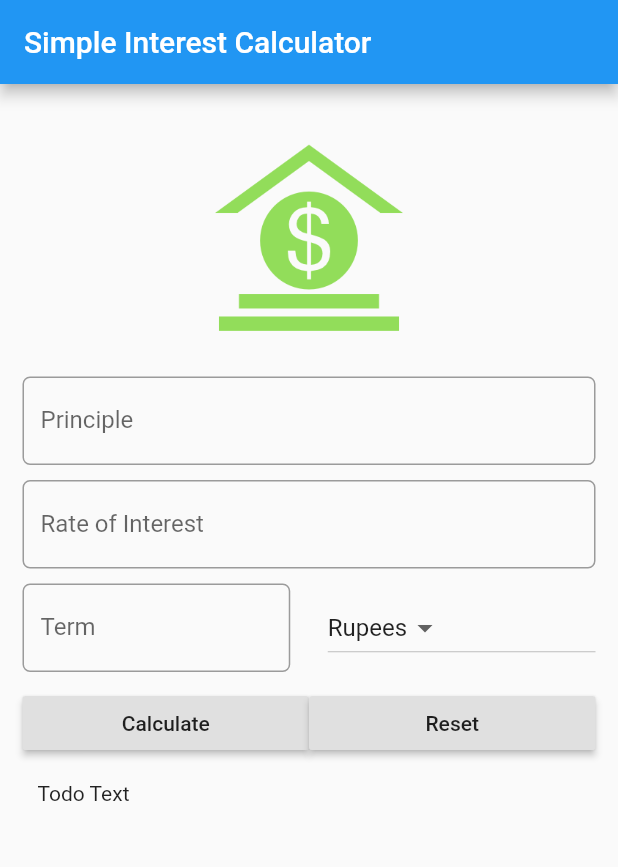
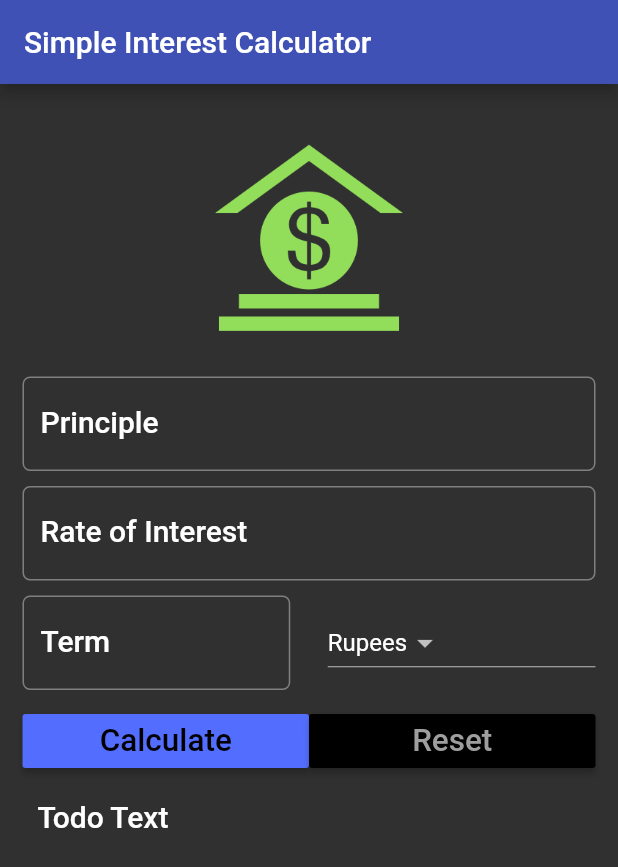
Before and after one commit to Rupkuvarba/FlutterTutorial, a Flutter app: the screen it shows after launch, after a tap on "Calculate", on a phone screen of 412 x 824 dp. Shown: the top 867 px of the screen. Run offline on Flutter 3.47's test engine with Material 2 defaults, Android fonts, the phone set to English and light mode, and no system bars.

Commit message:
3.6: Apply style and themes

```diff
--- a/lib/main.dart
+++ b/lib/main.dart
@@ -3,8 +3,14 @@ import 'package:flutter/material.dart';
 
 void main() {
   runApp(MaterialApp(
+    debugShowCheckedModeBanner: false,
     title: "Simple Interest calculator app",
     home: SIForm(),
+    theme: ThemeData(
+      brightness: Brightness.dark,
+      primaryColor: Colors.indigo,
+      accentColor: Colors.indigoAccent,
+    ),
   ));
 }
 
@@ -18,12 +24,14 @@ class SIForm extends StatefulWidget {
 
 class _SIForm extends State<SIForm> {
   var _currencies = ["Rupees", "Dollar", "Pound", "Euro", "Others"];
-
   var _currentItemSelected = "Rupees";
   final _minimumPadding = 5.0;
 
   @override
   Widget build(BuildContext context) {
+
+    TextStyle textStyle = Theme.of(context).textTheme.headline6;
+
     return Scaffold(
       //resizeToAvoidBottomPadding: false,
       appBar: AppBar(
@@ -41,10 +49,12 @@ class _SIForm extends State<SIForm> {
                 padding: EdgeInsets.only(
                     top: _minimumPadding, bottom: _minimumPadding),
                 child: TextField(
+                  style: textStyle,
                   keyboardType: TextInputType.number,
                   decoration: InputDecoration(
                       labelText: "Principle",
                       hintText: "Enter Principle e.g 12000",
+                      labelStyle: textStyle,
                       border: OutlineInputBorder(
                           borderRadius: BorderRadius.circular(5.0))),
                 )),
@@ -53,10 +63,12 @@ class _SIForm extends State<SIForm> {
                 padding: EdgeInsets.only(
                     top: _minimumPadding, bottom: _minimumPadding),
                 child: TextField(
+                  style: textStyle,
                   keyboardType: TextInputType.number,
                   decoration: InputDecoration(
                       labelText: "Rate of Interest",
                       hintText: "In percent",
+                      labelStyle: textStyle,
                       border: OutlineInputBorder(
                           borderRadius: BorderRadius.circular(5.0))),
                 )),
@@ -68,10 +80,12 @@ class _SIForm extends State<SIForm> {
                   children: [
                     Expanded(
                         child: TextField(
-                      keyboardType: TextInputType.number,
-                      decoration: InputDecoration(
+                          style: textStyle,
+                          keyboardType: TextInputType.number,
+                          decoration: InputDecoration(
                           labelText: "Term",
                           hintText: "Term in years",
+                          labelStyle: textStyle,
                           border: OutlineInputBorder(
                               borderRadius: BorderRadius.circular(5.0))),
                     )),
@@ -98,14 +112,18 @@ class _SIForm extends State<SIForm> {
               child : Row(children: [
 
               Expanded(child: RaisedButton(
-                child: Text("Calculate"),
+                color: Theme.of(context).accentColor,
+                textColor: Theme.of(context).primaryColorDark,
+                child: Text("Calculate", textScaleFactor: 1.5,),
                 onPressed: (){
 
                 },
               )),
 
               Expanded(child: RaisedButton(
-                child: Text("Reset"),
+                color: Theme.of(context).primaryColorDark,
+                textColor: Theme.of(context).primaryColorLight,
+                child: Text("Reset",textScaleFactor: 1.5,),
                 onPressed: (){
 
                 },
@@ -115,7 +133,7 @@ class _SIForm extends State<SIForm> {
 
             Padding(
               padding: EdgeInsets.all(_minimumPadding * 2),
-              child: Text("Todo Text"),
+              child: Text("Todo Text", style: textStyle,),
              ),
 
           ],
```
